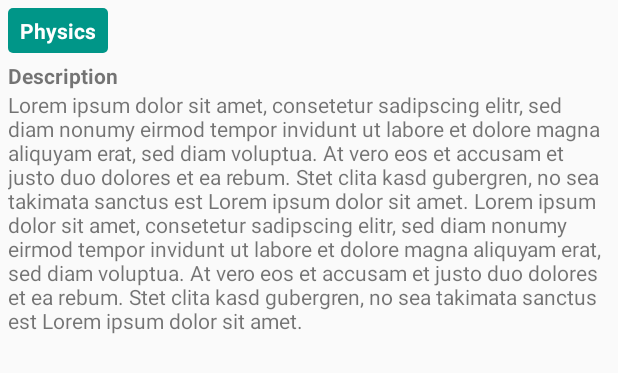
After one commit to redpandacute/studnetz_beta, an Android app: the layout fragment_clientprofile_description.xml on its own in the app's theme, with its tools: preview values and no code run, on a phone screen of 412 x 824 dp. The commit adds this screen. Shown: the top 373 px of the screen. Run offline under Robolectric (Android 15) with nearby library versions, the phone set to English and light mode, and no system bars.

Commit message:
ClientprofileModel and Userprofilemodel added. Also some advances concerning the clientprofile layout including the description.

```diff
--- a/app/build.gradle
+++ b/app/build.gradle
@@ -29,4 +29,7 @@ dependencies {
     testImplementation 'junit:junit:4.12'
     androidTestImplementation 'com.android.support.test:runner:1.0.2'
     androidTestImplementation 'com.android.support.test.espresso:espresso-core:3.0.2'
+
+    //Flexbox
+    implementation 'com.google.android:flexbox:1.1.0'
 }
--- /dev/null
+++ b/app/src/main/res/drawable/subject_physics.xml
@@ -0,0 +1,14 @@
+<?xml version="1.0" encoding="utf-8"?>
+<selector xmlns:android="http://schemas.android.com/apk/res/android">
+
+    <item
+        android:state_enabled="false"
+        android:drawable="@drawable/subject_physics_normal"
+        />
+    <item
+        android:state_enabled="true"
+        android:state_pressed="true"
+        android:drawable="@drawable/subject_physics_pressed"
+    />
+
+</selector>
--- /dev/null
+++ b/app/src/main/res/drawable/subject_physics_normal.xml
@@ -0,0 +1,11 @@
+<?xml version="1.0" encoding="utf-8"?>
+<shape xmlns:android="http://schemas.android.com/apk/res/android">
+
+    <solid android:color="@color/subject_physics_normal"/>
+    <corners
+        android:radius="@dimen/subject_radius" />
+    <padding
+        android:left="@dimen/basic_rounded_button_padding"
+        android:right="@dimen/basic_rounded_button_padding"/>
+
+</shape>
--- /dev/null
+++ b/app/src/main/res/drawable/subject_physics_pressed.xml
@@ -0,0 +1,11 @@
+<?xml version="1.0" encoding="utf-8"?>
+<shape xmlns:android="http://schemas.android.com/apk/res/android">
+
+    <solid android:color="@color/subject_physics_pressed"/>
+    <corners
+        android:radius="@dimen/subject_radius" />
+    <padding
+        android:left="@dimen/basic_rounded_button_padding"
+        android:right="@dimen/basic_rounded_button_padding"/>
+
+</shape>
--- a/app/src/main/res/layout/fragment_clientprofile.xml
+++ b/app/src/main/res/layout/fragment_clientprofile.xml
@@ -43,7 +43,7 @@
     <android.support.v7.widget.Toolbar
         android:id="@+id/mainprofile_toolbar"
         android:layout_width="0dp"
-        app:title="Hello"
+        app:title="@string/clientprofile"
         android:layout_height="@dimen/toolbar_height"
         android:background="?attr/colorPrimary"
         android:elevation="4dp"
--- /dev/null
+++ b/app/src/main/res/layout/fragment_clientprofile_calendar.xml
@@ -0,0 +1,6 @@
+<?xml version="1.0" encoding="utf-8"?>
+<android.support.constraint.ConstraintLayout
+    xmlns:android="http://schemas.android.com/apk/res/android" android:layout_width="match_parent"
+    android:layout_height="match_parent">
+
+</android.support.constraint.ConstraintLayout>
--- /dev/null
+++ b/app/src/main/res/layout/fragment_clientprofile_description.xml
@@ -0,0 +1,56 @@
+<?xml version="1.0" encoding="utf-8"?>
+<android.support.constraint.ConstraintLayout
+    xmlns:android="http://schemas.android.com/apk/res/android"
+    xmlns:app="http://schemas.android.com/apk/res-auto"
+    xmlns:tools="http://schemas.android.com/tools"
+    android:layout_width="match_parent"
+    android:layout_height="match_parent">
+
+    <com.google.android.flexbox.FlexboxLayout
+        android:id="@+id/lientprofile_subject_flexbox"
+        android:layout_width="match_parent"
+        android:layout_height="wrap_content"
+        android:orientation="horizontal"
+        app:layout_constraintTop_toTopOf="parent"
+        app:flexWrap="wrap"
+        app:alignItems="stretch"
+        app:alignContent="stretch">
+
+        <TextView
+            android:layout_width="wrap_content"
+            android:layout_height="wrap_content"
+            android:layout_marginLeft="@dimen/clientprofile_subjects_horizontalmargin"
+            android:layout_marginRight="@dimen/clientprofile_subjects_horizontalmargin"
+            android:layout_marginTop="@dimen/clientprofile_subjects_verticalmargin"
+            android:layout_marginBottom="@dimen/clientprofile_subjects_verticalmargin"
+            android:background="@drawable/subject_physics"
+            android:paddingRight="@dimen/clientprofile_subjects_horizontalpadding"
+            android:paddingLeft="@dimen/clientprofile_subjects_horizontalpadding"
+            android:paddingTop="@dimen/clientprofile_subjects_verticalpadding"
+            android:paddingBottom="@dimen/clientprofile_subjects_verticalpadding"
+            android:singleLine="true"
+            android:text="Physics"
+            android:visibility="visible"
+            android:textColor="@color/colorWhite"
+            android:textStyle="bold" />
+
+    </com.google.android.flexbox.FlexboxLayout>
+
+    <TextView
+        android:id="@+id/clientprofile_description_title_textview"
+        android:layout_width="wrap_content"
+        android:layout_height="wrap_content"
+        android:textStyle="bold"
+        android:text="@string/description"
+        android:paddingLeft="5dp"
+        app:layout_constraintTop_toBottomOf="@id/lientprofile_subject_flexbox"
+        app:layout_constraintLeft_toLeftOf="@id/lientprofile_subject_flexbox"/>
+
+    <TextView
+        android:layout_width="match_parent"
+        android:layout_height="wrap_content"
+        android:text="@string/lorem"
+        android:paddingLeft="5dp"
+        android:paddingRight="5dp"
+        app:layout_constraintTop_toBottomOf="@id/clientprofile_description_title_textview" />
+</android.support.constraint.ConstraintLayout>
--- /dev/null
+++ b/app/src/main/res/layout/fragment_clientprofile_reviews.xml
@@ -0,0 +1,6 @@
+<?xml version="1.0" encoding="utf-8"?>
+<android.support.constraint.ConstraintLayout
+    xmlns:android="http://schemas.android.com/apk/res/android" android:layout_width="match_parent"
+    android:layout_height="match_parent">
+
+</android.support.constraint.ConstraintLayout>
--- a/app/src/main/res/values/colors.xml
+++ b/app/src/main/res/values/colors.xml
@@ -18,4 +18,8 @@
     <color name="schoolsignin_button_normal">#FFC925</color>
     <color name="schoolsignin_button_pressed">#FFECB0</color>
 
+    <!-- Subjects -->
+    <color name="subject_physics_normal">#009688</color>
+    <color name="subject_physics_pressed">#54C4BA</color>
+
 </resources>
--- a/app/src/main/res/values/dimens.xml
+++ b/app/src/main/res/values/dimens.xml
@@ -25,4 +25,9 @@
     <!-- Default screen margins, per the Android Design guidelines. -->
     <dimen name="activity_horizontal_margin">16dp</dimen>
     <dimen name="activity_vertical_margin">16dp</dimen>
+    <dimen name="clientprofile_subjects_verticalpadding">5dp</dimen>
+    <dimen name="clientprofile_subjects_horizontalpadding">8dp</dimen>
+    <dimen name="clientprofile_subjects_verticalmargin">5dp</dimen>
+    <dimen name="clientprofile_subjects_horizontalmargin">5dp</dimen>
+    <dimen name="subject_radius">3dp</dimen>
 </resources>
--- a/app/src/main/res/values/strings.xml
+++ b/app/src/main/res/values/strings.xml
@@ -23,4 +23,6 @@
     <string name="title_notifications">Notifications</string>
     <string name="title_groups">Groups</string>
     <string name="title_profile">Profile</string>
+    <string name="clientprofile" />
+    <string name="lorem">Lorem ipsum dolor sit amet, consetetur sadipscing elitr, sed diam nonumy eirmod tempor invidunt ut labore et dolore magna aliquyam erat, sed diam voluptua. At vero eos et accusam et justo duo dolores et ea rebum. Stet clita kasd gubergren, no sea takimata sanctus est Lorem ipsum dolor sit amet. Lorem ipsum dolor sit amet, consetetur sadipscing elitr, sed diam nonumy eirmod tempor invidunt ut labore et dolore magna aliquyam erat, sed diam voluptua. At vero eos et accusam et justo duo dolores et ea rebum. Stet clita kasd gubergren, no sea takimata sanctus est Lorem ipsum dolor sit amet.</string>
 </resources>
```
Also changed, not shown: app/src/main/java/com/unnamed/studnetz/models/ClientProfileModel/ClientProfileModel.java (added, +105 -0 lines), app/src/main/java/com/unnamed/studnetz/models/UserProfileModel/UserProfileModel.java (added, +86 -0 lines).
